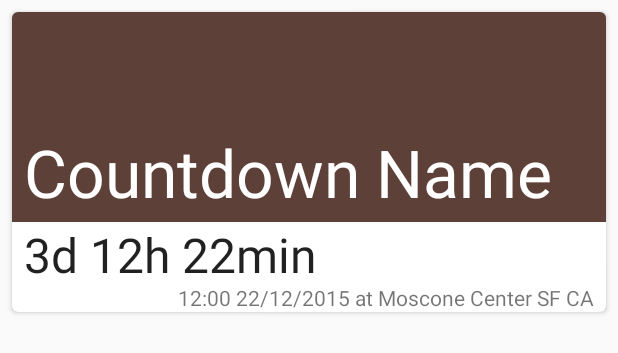
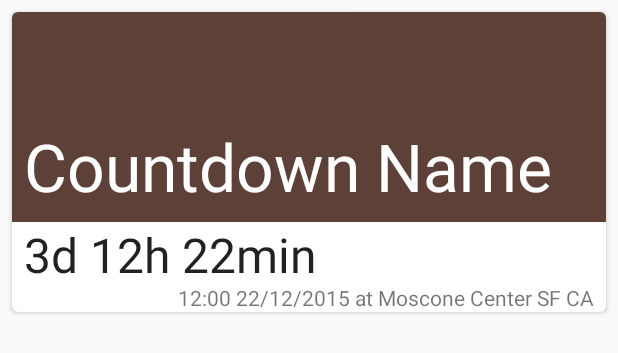
Before and after one commit to fo2rist/social-reminder, an Android app: the layout coundown_card.xml on its own in the app's theme, with its tools: preview values and no code run, on a phone screen of 412 x 824 dp. Shown: the top 353 px of the screen. Run offline under Robolectric (Android 15) with nearby library versions, the phone set to English and light mode, and no system bars.

Commit message:
Refined explore UI +easter egg

```diff
--- a/android/mobile/src/main/AndroidManifest.xml
+++ b/android/mobile/src/main/AndroidManifest.xml
@@ -34,6 +34,7 @@
             android:theme="@style/AppTheme.NoActionBar" />
         <activity
             android:name=".activities.ExploreActivity"
+            android:parentActivityName=".activities.MainActivity"
             android:label="@string/title_activity_explore"
             android:theme="@style/AppTheme.NoActionBar"></activity>
 
--- a/android/mobile/src/main/java/com/weezlabs/socialreminder/activities/ExploreActivity.java
+++ b/android/mobile/src/main/java/com/weezlabs/socialreminder/activities/ExploreActivity.java
@@ -33,6 +33,7 @@ public class ExploreActivity extends AppCompatActivity {
         setContentView(R.layout.activity_explore);
         Toolbar toolbar = (Toolbar) findViewById(R.id.toolbar);
         setSupportActionBar(toolbar);
+        getSupportActionBar().setDisplayHomeAsUpEnabled(true);
 
         //setup controls
         progressView = findViewById(R.id.progress);
--- a/android/mobile/src/main/res/layout/content_explore.xml
+++ b/android/mobile/src/main/res/layout/content_explore.xml
@@ -8,6 +8,11 @@
     tools:context=".activities.ExploreActivity"
     tools:showIn="@layout/activity_explore">
 
+    <TabWidget
+        android:layout_width="match_parent"
+        android:layout_height="wrap_content">
+
+    </TabWidget>
     <ProgressBar
         android:id="@+id/progress"
         style="?android:attr/progressBarStyleLarge"
--- a/android/mobile/src/main/res/layout/coundown_card.xml
+++ b/android/mobile/src/main/res/layout/coundown_card.xml
@@ -18,10 +18,7 @@
             android:id="@+id/card_header"
             android:layout_width="match_parent"
             android:layout_height="140dp"
-            android:background="@color/colorPrimaryDark"
-            android:paddingLeft="@dimen/card_padding"
-            android:paddingRight="@dimen/card_padding"
-            android:paddingBottom="@dimen/card_padding">
+            android:background="@color/colorPrimaryDark">
 
             <TextView
                 android:id="@+id/name"
@@ -30,7 +27,12 @@
                 android:text="Countdown Name"
                 android:textColor="@android:color/primary_text_dark"
                 android:textSize="44dp"
+                android:maxLines="2"
+                android:ellipsize="end"
                 android:gravity="bottom"
+                android:paddingLeft="@dimen/card_padding"
+                android:paddingRight="@dimen/card_padding"
+                android:paddingBottom="@dimen/card_padding"
                 android:layout_centerVertical="true"/>
         </RelativeLayout>
 
```
Also changed, not shown: android/mobile/src/main/java/com/weezlabs/socialreminder/adapters/CountdownsAdapter.java (+26 -2 lines), android/mobile/src/main/res/drawable/flag_belarus.jpg (added), android/mobile/src/main/res/drawable/flag_rf.jpeg (added), android/mobile/src/main/res/drawable/flag_troops.jpg (added), android/mobile/src/main/res/drawable/flag_vmf.png (added).
